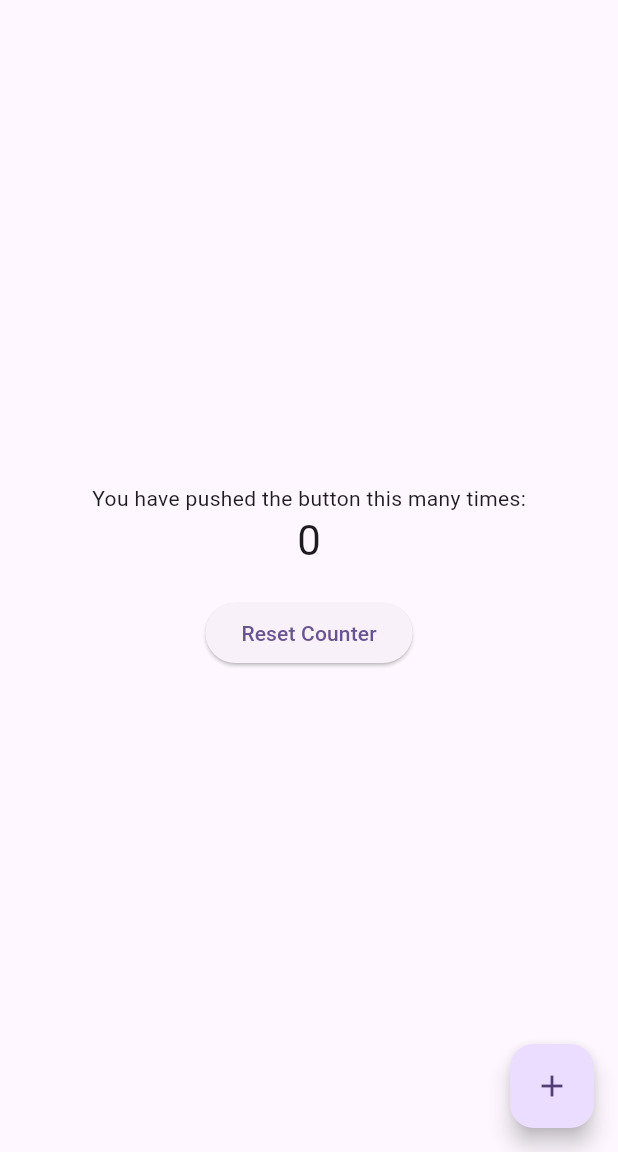
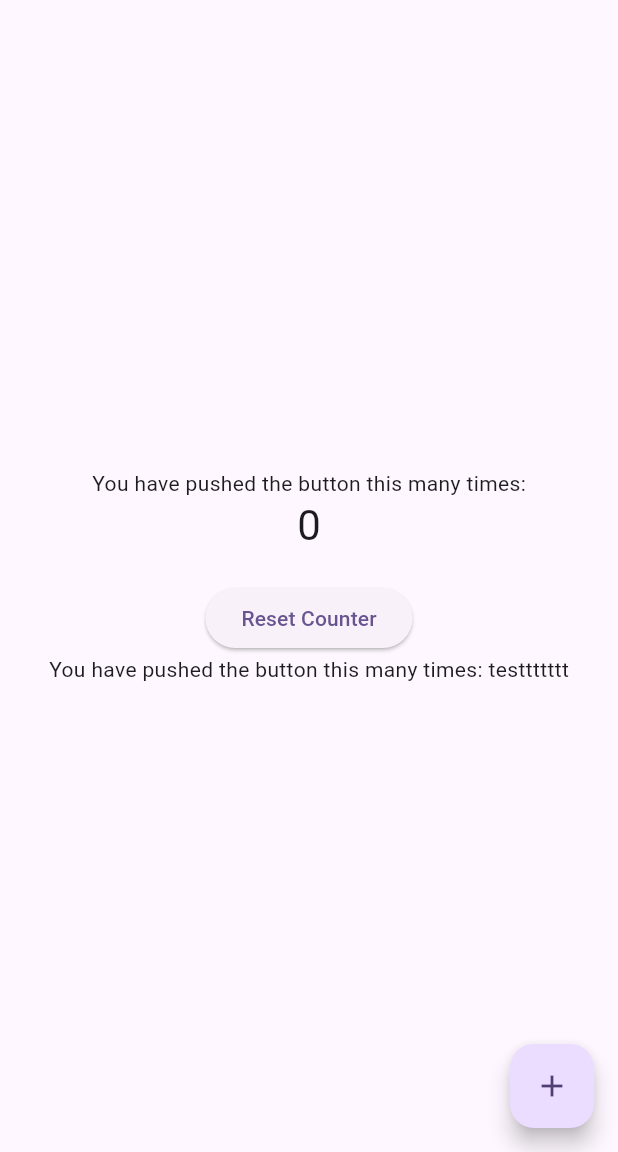
Before and after one commit to Nisakornphm/my_flutter_app, a Flutter app: the screen it shows after launch, on a phone screen of 412 x 824 dp, the part 84-1236 px from its top. Run offline on Flutter 3.47's test engine with Material 3 defaults, Android fonts, the phone set to English and light mode, and no system bars.

```diff
--- a/lib/main.dart
+++ b/lib/main.dart
@@ -45,7 +45,6 @@ class _MyHomePageState extends State<MyHomePage> {
 
   @override
   Widget build(BuildContext context) {
-
     return Scaffold(
       appBar: AppBar(
         backgroundColor: Theme.of(context).colorScheme.inversePrimary,
@@ -65,6 +64,7 @@ class _MyHomePageState extends State<MyHomePage> {
               onPressed: _resetCounter,
               child: const Text('Reset Counter'),
             ),
+            const Text('You have pushed the button this many times: testtttttt'),
           ],
         ),
       ),
```
